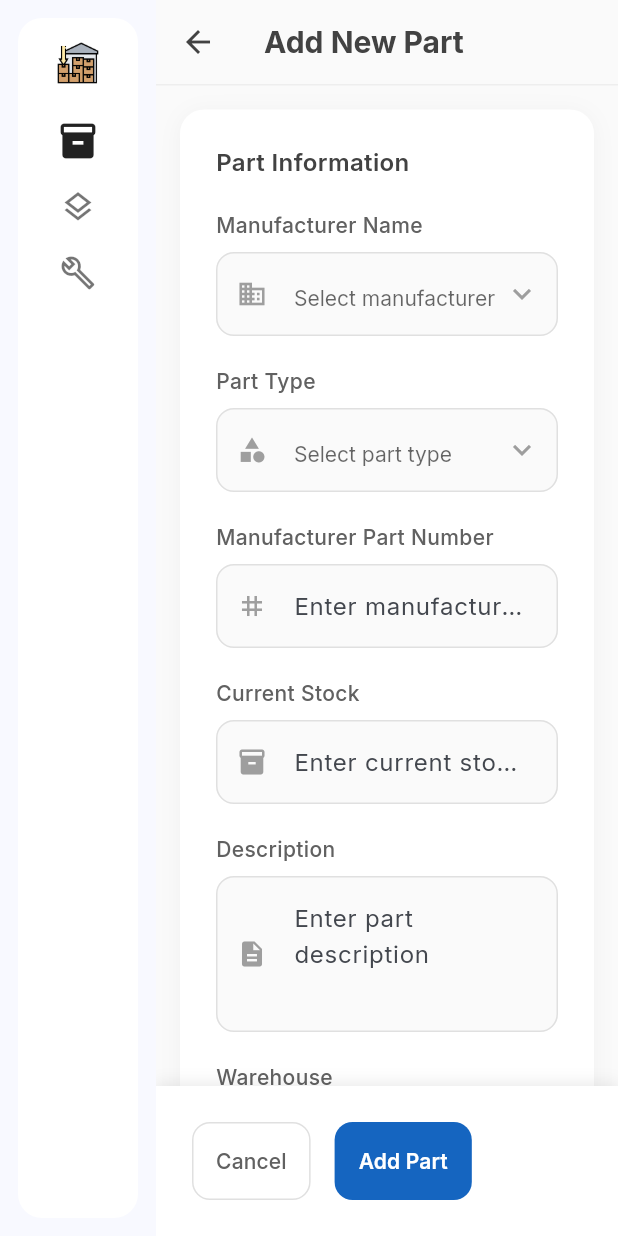
After one commit to adeeb018/inventory-management-flutter, a Flutter app: the AddPartPage screen opened by its route, on a phone screen of 412 x 824 dp. The commit adds this screen. Run offline on Flutter 3.47's test engine with Material 3 defaults, Android fonts, the phone set to English and light mode, and no system bars; our stand-ins replace bloc, dio, flutter_bloc, flutter_secure_storage, get_it, go_router and 3 more; accounts and stored records are empty.

Commit message:
- Add Part UI - Moved reusables for Dropdown and textfield to widgets folder - padding edited for Part Details page

```diff
--- a/lib/app_router.dart
+++ b/lib/app_router.dart
@@ -9,6 +9,7 @@ import 'features/auth/presentation/pages/login_page.dart';
 import 'shared/presentation/pages/side_menu.dart';
 import 'features/part_details/presentation/pages/part_details_page.dart';
 import 'features/parts/presentation/pages/parts_page.dart';
+import 'features/add_parts/presentation/pages/add_part_page.dart';
 
 class AppRouter {
   late final GoRouter router;
@@ -64,6 +65,11 @@ class AppRouter {
               ],
             ),
             GoRoute(
+              path: '/add-part',
+              pageBuilder: (context, state) =>
+                  const NoTransitionPage(child: AddPartPage()),
+            ),
+            GoRoute(
               path: '/composite-items',
               pageBuilder: (context, state) =>
                   const NoTransitionPage(child: Text("")),
--- /dev/null
+++ b/lib/features/add_parts/presentation/pages/add_part_page.dart
@@ -0,0 +1,445 @@
+import 'package:flutter/material.dart';
+import 'package:go_router/go_router.dart';
+import 'package:google_fonts/google_fonts.dart';
+import '../../../../shared/presentation/ui_helper.dart';
+import '../../../../shared/presentation/widgets/custom_dropdown.dart';
+import '../../../../shared/presentation/widgets/custom_text_field.dart';
+
+class AddPartPage extends StatefulWidget {
+  const AddPartPage({super.key});
+
+  @override
+  State<AddPartPage> createState() => _AddPartPageState();
+}
+
+class _AddPartPageState extends State<AddPartPage> {
+  final _formKey = GlobalKey<FormState>();
+  final _manufacturerPartNumberController = TextEditingController();
+  final _currentStockController = TextEditingController();
+  final _descriptionController = TextEditingController();
+
+  // Dropdown values
+  String? _selectedManufacturer;
+  String? _selectedPartType;
+  String? _selectedWarehouse;
+  String? _selectedLocation;
+  String? _selectedRack;
+  String? _selectedAlternatePartNumber;
+
+  @override
+  void dispose() {
+    _manufacturerPartNumberController.dispose();
+    _currentStockController.dispose();
+    _descriptionController.dispose();
+    super.dispose();
+  }
+
+  @override
+  Widget build(BuildContext context) {
+    return Scaffold(
+      backgroundColor: Colors.grey[50],
+      appBar: _appBar(context),
+      body: _scaffoldBody(),
+      bottomNavigationBar: _bottomNavigationBar(),
+    );
+  }
+
+  AppBar _appBar(BuildContext context) {
+    return AppBar(
+      backgroundColor: Colors.transparent,
+      centerTitle: false,
+      elevation: 0,
+      leading: IconButton(
+        onPressed: () => context.go('/parts'),
+        icon: Icon(
+          Icons.arrow_back,
+          color: Colors.grey[800],
+        ),
+      ),
+      title: Text(
+        'Add New Part',
+        style: GoogleFonts.inter(
+          fontWeight: FontWeight.bold,
+          fontSize: 20,
+          color: Colors.grey[800],
+        ),
+      ),
+      bottom: PreferredSize(
+        preferredSize: const Size.fromHeight(1),
+        child: Container(
+          height: 1,
+          color: Colors.grey[200],
+        ),
+      ),
+    );
+  }
+
+  Widget _scaffoldBody() {
+    return _addPartForm();
+  }
+
+  SingleChildScrollView _addPartForm() {
+    return SingleChildScrollView(
+      padding: const EdgeInsets.fromLTRB(
+          16, 16, 16, 120), // Extra bottom padding for bottom nav
+      child: _formCard(),
+    );
+  }
+
+  Widget _formCard() {
+    return Container(
+      width: double.infinity,
+      padding: const EdgeInsets.all(24),
+      decoration: cardDecoration(),
+      child: Form(
+        key: _formKey,
+        child: Column(
+          crossAxisAlignment: CrossAxisAlignment.start,
+          children: [
+            _buildFormHeader(),
+            _buildBasicInfoSection(),
+            _buildLocationSection(),
+            const SizedBox(height: 32),
+          ],
+        ),
+      ),
+    );
+  }
+
+  Widget _buildFormHeader() {
+    return Column(
+      crossAxisAlignment: CrossAxisAlignment.start,
+      children: [
+        Text(
+          'Part Information',
+          style: GoogleFonts.inter(
+            fontSize: 16,
+            fontWeight: FontWeight.w600,
+            color: Colors.grey[800],
+          ),
+        ),
+        const SizedBox(height: 20),
+      ],
+    );
+  }
+
+  Widget _buildBasicInfoSection() {
+    return Column(
+      crossAxisAlignment: CrossAxisAlignment.start,
+      children: [
+        _buildManufacturerDropdown(),
+        const SizedBox(height: 20),
+        _buildPartTypeDropdown(),
+        const SizedBox(height: 20),
+        _buildManufacturerPartNumberField(),
+        const SizedBox(height: 20),
+        _buildCurrentStockField(),
+        const SizedBox(height: 20),
+        _buildDescriptionField(),
+        const SizedBox(height: 20),
+      ],
+    );
+  }
+
+  Widget _buildLocationSection() {
+    return Column(
+      crossAxisAlignment: CrossAxisAlignment.start,
+      children: [
+        _buildWarehouseDropdown(),
+        const SizedBox(height: 20),
+        _buildLocationDropdown(),
+        const SizedBox(height: 20),
+        _buildRackDropdown(),
+        const SizedBox(height: 20),
+        _buildAlternatePartNumberDropdown(),
+      ],
+    );
+  }
+
+  Widget _buildManufacturerDropdown() {
+    return CustomDropdown<String>(
+      label: 'Manufacturer Name',
+      hint: 'Select manufacturer',
+      icon: Icons.business,
+      value: _selectedManufacturer,
+      items: DropdownData.getManufacturers().map((manufacturer) {
+        return DropdownMenuItem<String>(
+          value: manufacturer,
+          child: Text(manufacturer),
+        );
+      }).toList(),
+      onChanged: (value) {
+        setState(() {
+          _selectedManufacturer = value;
+        });
+      },
+      validator: (value) {
+        if (value == null || value.isEmpty) {
+          return 'Please select manufacturer';
+        }
+        return null;
+      },
+    );
+  }
+
+  Widget _buildPartTypeDropdown() {
+    return CustomDropdown<String>(
+      label: 'Part Type',
+      hint: 'Select part type',
+      icon: Icons.category,
+      value: _selectedPartType,
+      items: DropdownData.getPartTypes().map((partType) {
+        return DropdownMenuItem<String>(
+          value: partType,
+          child: Text(partType),
+        );
+      }).toList(),
+      onChanged: (value) {
+        setState(() {
+          _selectedPartType = value;
+        });
+      },
+      validator: (value) {
+        if (value == null || value.isEmpty) {
+          return 'Please select part type';
+        }
+        return null;
+      },
+    );
+  }
+
+  Widget _buildManufacturerPartNumberField() {
+    return CustomTextField(
+      controller: _manufacturerPartNumberController,
+      label: 'Manufacturer Part Number',
+      hint: 'Enter manufacturer part number',
+      icon: Icons.tag,
+      validator: (value) {
+        if (value == null || value.isEmpty) {
+          return 'Please enter manufacturer part number';
+        }
+        return null;
+      },
+    );
+  }
+
+  Widget _buildCurrentStockField() {
+    return CustomTextField(
+      controller: _currentStockController,
+      label: 'Current Stock',
+      hint: 'Enter current stock quantity',
+      icon: Icons.inventory,
+      keyboardType: TextInputType.number,
+      validator: (value) {
+        if (value == null || value.isEmpty) {
+          return 'Please enter current stock';
+        }
+        if (int.tryParse(value) == null) {
+          return 'Please enter a valid number';
+        }
+        return null;
+      },
+    );
+  }
+
+  Widget _buildDescriptionField() {
+    return CustomTextField(
+      controller: _descriptionController,
+      label: 'Description',
+      hint: 'Enter part description',
+      icon: Icons.description,
+      maxLines: 3,
+      validator: (value) {
+        if (value == null || value.isEmpty) {
+          return 'Please enter description';
+        }
+        return null;
+      },
+    );
+  }
+
+  Widget _buildWarehouseDropdown() {
+    return CustomDropdown<String>(
+      label: 'Warehouse',
+      hint: 'Select warehouse',
+      icon: Icons.warehouse,
+      value: _selectedWarehouse,
+      items: DropdownData.getWarehouses().map((warehouse) {
+        return DropdownMenuItem<String>(
+          value: warehouse,
+          child: Text(warehouse),
+        );
+      }).toList(),
+      onChanged: (value) {
+        setState(() {
+          _selectedWarehouse = value;
+        });
+      },
+      validator: (value) {
+        if (value == null || value.isEmpty) {
+          return 'Please select warehouse';
+        }
+        return null;
+      },
+    );
+  }
+
+  Widget _buildLocationDropdown() {
+    return CustomDropdown<String>(
+      label: 'Location',
+      hint: 'Select location',
+      icon: Icons.location_on,
+      value: _selectedLocation,
+      items: DropdownData.getLocations().map((location) {
+        return DropdownMenuItem<String>(
+          value: location,
+          child: Text(location),
+        );
+      }).toList(),
+      onChanged: (value) {
+        setState(() {
+          _selectedLocation = value;
+        });
+      },
+      validator: (value) {
+        if (value == null || value.isEmpty) {
+          return 'Please select location';
+        }
+        return null;
+      },
+    );
+  }
+
+  Widget _buildRackDropdown() {
+    return CustomDropdown<String>(
+      label: 'Rack',
+      hint: 'Select rack',
+      icon: Icons.view_module,
+      value: _selectedRack,
+      items: DropdownData.getRacks().map((rack) {
+        return DropdownMenuItem<String>(
+          value: rack,
+          child: Text(rack),
+        );
+      }).toList(),
+      onChanged: (value) {
+        setState(() {
+          _selectedRack = value;
+        });
+      },
+      validator: (value) {
+        if (value == null || value.isEmpty) {
+          return 'Please select rack';
+        }
+        return null;
+      },
+    );
+  }
+
+  Widget _buildAlternatePartNumberDropdown() {
+    return CustomDropdown<String>(
+      label: 'Alternate Part Number',
+      hint: 'Select alternate part number',
+      icon: Icons.swap_horiz,
+      value: _selectedAlternatePartNumber,
+      items: DropdownData.getAlternatePartNumbers().map((altPartNumber) {
+        return DropdownMenuItem<String>(
+          value: altPartNumber,
+          child: Text(altPartNumber),
+        );
+      }).toList(),
+      onChanged: (value) {
+        setState(() {
+          _selectedAlternatePartNumber = value;
+        });
+      },
+      validator: (value) {
+        if (value == null || value.isEmpty) {
+          return 'Please select alternate part number';
+        }
+        return null;
+      },
+    );
+  }
+
+  Widget _bottomNavigationBar() {
+    return Container(
+      padding: const EdgeInsets.all(24),
+      decoration: BoxDecoration(
+        color: Colors.white,
+        boxShadow: [
+          BoxShadow(
+            color: Colors.black.withValues(alpha: 0.08),
+            blurRadius: 8,
+            offset: const Offset(0, -2),
+          ),
+        ],
+      ),
+      child: SafeArea(
+        child: Row(
+          children: [
+            _buildCancelButton(),
+            const SizedBox(width: 16),
+            _buildAddPartButton(),
+          ],
+        ),
+      ),
+    );
+  }
+
+  Widget _buildCancelButton() {
+    return OutlinedButton(
+      onPressed: () => context.go('/parts'),
+      style: OutlinedButton.styleFrom(
+        padding: const EdgeInsets.symmetric(vertical: 16, horizontal: 16),
+        side: BorderSide(color: Colors.grey[300]!),
+        shape: RoundedRectangleBorder(
+          borderRadius: BorderRadius.circular(12),
+        ),
+      ),
+      child: Text(
+        'Cancel',
+        style: GoogleFonts.inter(
+          fontSize: 14,
+          fontWeight: FontWeight.w500,
+          color: Colors.grey[700],
+        ),
+      ),
+    );
+  }
+
+  Widget _buildAddPartButton() {
+    return ElevatedButton(
+      onPressed: _submitForm,
+      style: ElevatedButton.styleFrom(
+        backgroundColor: const Color(0xFF1565C0),
+        padding: const EdgeInsets.symmetric(vertical: 16, horizontal: 16),
+        shape: RoundedRectangleBorder(
+          borderRadius: BorderRadius.circular(12),
+        ),
+        elevation: 0,
+      ),
+      child: Text(
+        'Add Part',
+        style: GoogleFonts.inter(
+          fontSize: 14,
+          fontWeight: FontWeight.w600,
+          color: Colors.white,
+        ),
+      ),
+    );
+  }
+
+  void _submitForm() {
+    if (_formKey.currentState!.validate()) {
+      ScaffoldMessenger.of(context).showSnackBar(
+        const SnackBar(
+          content: Text('Part added successfully!'),
+          backgroundColor: Colors.green,
+          behavior: SnackBarBehavior.floating,
+        ),
+      );
+      context.go('/parts');
+    }
+  }
+}
--- a/lib/features/part_details/presentation/pages/part_details_page.dart
+++ b/lib/features/part_details/presentation/pages/part_details_page.dart
@@ -86,7 +86,7 @@ class PartDetailPage extends StatelessWidget {
 
   SingleChildScrollView _partDetailsWidget(PartDetails details) {
     return SingleChildScrollView(
-      padding: const EdgeInsets.all(24),
+      padding: const EdgeInsets.all(16),
       child: Column(
         crossAxisAlignment: CrossAxisAlignment.start,
         children: [
--- a/lib/features/parts/presentation/pages/parts_page.dart
+++ b/lib/features/parts/presentation/pages/parts_page.dart
@@ -311,7 +311,7 @@ class PartsTableView extends StatelessWidget {
               ),
               const SizedBox(width: 16),
               ElevatedButton.icon(
-                onPressed: () async {},
+                onPressed: () => context.push('/add-part'),
                 style: ElevatedButton.styleFrom(
                   backgroundColor: const Color(0xFF1565C0),
                   foregroundColor: Colors.white,
@@ -444,7 +444,8 @@ class PartsTableView extends StatelessWidget {
                           ),
                         ),
                         onTap: () {
-                          context.go('/parts/${part.partId}');
+                          context.push(
+                              '/parts/${part.partId}/${Uri.encodeComponent(part.partNumber ?? '')}');
                         },
                       ),
                     ],
--- /dev/null
+++ b/lib/shared/presentation/widgets/custom_dropdown.dart
@@ -0,0 +1,191 @@
+import 'package:flutter/material.dart';
+import 'package:google_fonts/google_fonts.dart';
+
+class CustomDropdown<T> extends StatelessWidget {
+  final String label;
+  final String hint;
+  final IconData icon;
+  final T? value;
+  final List<DropdownMenuItem<T>> items;
+  final void Function(T?)? onChanged;
+  final String? Function(T?)? validator;
+  final bool isRequired;
+
+  const CustomDropdown({
+    super.key,
+    required this.label,
+    required this.hint,
+    required this.icon,
+    required this.items,
+    this.value,
+    this.onChanged,
+    this.validator,
+    this.isRequired = true,
+  });
+
+  @override
+  Widget build(BuildContext context) {
+    return Column(
+      crossAxisAlignment: CrossAxisAlignment.start,
+      children: [
+        Text(
+          label,
+          style: GoogleFonts.inter(
+            fontSize: 14,
+            fontWeight: FontWeight.w500,
+            color: Colors.grey[700],
+          ),
+        ),
+        const SizedBox(height: 8),
+        DropdownButtonFormField<T>(
+          value: value,
+          onChanged: onChanged,
+          validator: validator,
+          decoration: InputDecoration(
+            hintText: hint,
+            prefixIcon: Icon(
+              icon,
+              color: Colors.grey[500],
+              size: 20,
+            ),
+            border: OutlineInputBorder(
+              borderRadius: BorderRadius.circular(12),
+              borderSide: BorderSide(color: Colors.grey[300]!),
+            ),
+            enabledBorder: OutlineInputBorder(
+              borderRadius: BorderRadius.circular(12),
+              borderSide: BorderSide(color: Colors.grey[300]!),
+            ),
+            focusedBorder: OutlineInputBorder(
+              borderRadius: BorderRadius.circular(12),
+              borderSide: const BorderSide(color: Color(0xFF1565C0), width: 2),
+            ),
+            errorBorder: OutlineInputBorder(
+              borderRadius: BorderRadius.circular(12),
+              borderSide: const BorderSide(color: Colors.red, width: 1),
+            ),
+            focusedErrorBorder: OutlineInputBorder(
+              borderRadius: BorderRadius.circular(12),
+              borderSide: const BorderSide(color: Colors.red, width: 2),
+            ),
+            filled: true,
+            fillColor: Colors.grey[50],
+            contentPadding: const EdgeInsets.symmetric(
+              horizontal: 16,
+              vertical: 16,
+            ),
+          ),
+          dropdownColor: Colors.white,
+          style: GoogleFonts.inter(
+            fontSize: 14,
+            color: Colors.grey[800],
+          ),
+          items: items,
+          icon: Icon(
+            Icons.keyboard_arrow_down,
+            color: Colors.grey[500],
+          ),
+        ),
+      ],
+    );
+  }
+}
+
+// Helper class for dropdown data management
+class DropdownData {
+  static List<String> getPartTypes() {
+    return [
+      'Electronic Component',
+      'Mechanical Part',
+      'Software License',
+      'Tool',
+      'Accessory',
+      'Consumable',
+      'Hardware',
+      'Other',
+    ];
+  }
+
+  static List<String> getManufacturers() {
+    return [
+      'Intel',
+      'AMD',
+      'NVIDIA',
+      'Samsung',
+      'Apple',
+      'Microsoft',
+      'Google',
+      'Dell',
+      'HP',
+      'Lenovo',
+      'ASUS',
+      'Gigabyte',
+      'Corsair',
+      'Kingston',
+      'Western Digital',
+      'Seagate',
+      'Other',
+    ];
+  }
+
+  static List<String> getWarehouses() {
+    return [
+      'Main Warehouse',
+      'Secondary Warehouse',
+      'Remote Storage',
+      'Office Storage',
+      'Lab Storage',
+      'Other',
+    ];
+  }
+
+  static List<String> getLocations() {
+    return [
+      'A1',
+      'A2',
+      'A3',
+      'B1',
+      'B2',
+      'B3',
+      'C1',
+      'C2',
+      'C3',
+      'D1',
+      'D2',
+      'D3',
+      'Other',
+    ];
+  }
+
+  static List<String> getRacks() {
+    return [
+      'Rack 01',
+      'Rack 02',
+      'Rack 03',
+      'Rack 04',
+      'Rack 05',
+      'Rack 06',
+      'Rack 07',
+      'Rack 08',
+      'Rack 09',
+      'Rack 10',
+      'Other',
+    ];
+  }
+
+  static List<String> getAlternatePartNumbers() {
+    return [
+      'ALT-001',
+      'ALT-002',
+      'ALT-003',
+      'ALT-004',
+      'ALT-005',
+      'ALT-006',
+      'ALT-007',
+      'ALT-008',
+      'ALT-009',
+      'ALT-010',
+      'Other',
+    ];
+  }
+}
--- /dev/null
+++ b/lib/shared/presentation/widgets/custom_text_field.dart
@@ -0,0 +1,99 @@
+import 'package:flutter/material.dart';
+import 'package:google_fonts/google_fonts.dart';
+
+class CustomTextField extends StatelessWidget {
+  final TextEditingController controller;
+  final String label;
+  final String hint;
+  final IconData icon;
+  final String? Function(String?)? validator;
+  final TextInputType? keyboardType;
+  final int? maxLines;
+  final bool obscureText;
+  final Widget? suffixIcon;
+  final void Function(String)? onChanged;
+  final void Function()? onTap;
+  final bool readOnly;
+  final String? initialValue;
+
+  const CustomTextField({
+    super.key,
+    required this.controller,
+    required this.label,
+    required this.hint,
+    required this.icon,
+    this.validator,
+    this.keyboardType,
+    this.maxLines,
+    this.obscureText = false,
+    this.suffixIcon,
+    this.onChanged,
+    this.onTap,
+    this.readOnly = false,
+    this.initialValue,
+  });
+
+  @override
+  Widget build(BuildContext context) {
+    return Column(
+      crossAxisAlignment: CrossAxisAlignment.start,
+      children: [
+        Text(
+          label,
+          style: GoogleFonts.inter(
+            fontSize: 14,
+            fontWeight: FontWeight.w500,
+            color: Colors.grey[700],
+          ),
+        ),
+        const SizedBox(height: 8),
+        TextFormField(
+          controller: controller,
+          validator: validator,
+          keyboardType: keyboardType,
+          maxLines: maxLines ?? 1,
+          obscureText: obscureText,
+          onChanged: onChanged,
+          onTap: onTap,
+          readOnly: readOnly,
+          initialValue: initialValue,
+          decoration: InputDecoration(
+            hintText: hint,
+            prefixIcon: Icon(
+              icon,
+              color: Colors.grey[500],
+              size: 20,
+            ),
+            suffixIcon: suffixIcon,
+            border: OutlineInputBorder(
+              borderRadius: BorderRadius.circular(12),
+              borderSide: BorderSide(color: Colors.grey[300]!),
+            ),
+            enabledBorder: OutlineInputBorder(
+              borderRadius: BorderRadius.circular(12),
+              borderSide: BorderSide(color: Colors.grey[300]!),
+            ),
+            focusedBorder: OutlineInputBorder(
+              borderRadius: BorderRadius.circular(12),
+              borderSide: const BorderSide(color: Color(0xFF1565C0), width: 2),
+            ),
+            errorBorder: OutlineInputBorder(
+              borderRadius: BorderRadius.circular(12),
+              borderSide: const BorderSide(color: Colors.red, width: 1),
+            ),
+            focusedErrorBorder: OutlineInputBorder(
+              borderRadius: BorderRadius.circular(12),
+              borderSide: const BorderSide(color: Colors.red, width: 2),
+            ),
+            filled: true,
+            fillColor: Colors.grey[50],
+            contentPadding: const EdgeInsets.symmetric(
+              horizontal: 16,
+              vertical: 16,
+            ),
+          ),
+        ),
+      ],
+    );
+  }
+}
```
